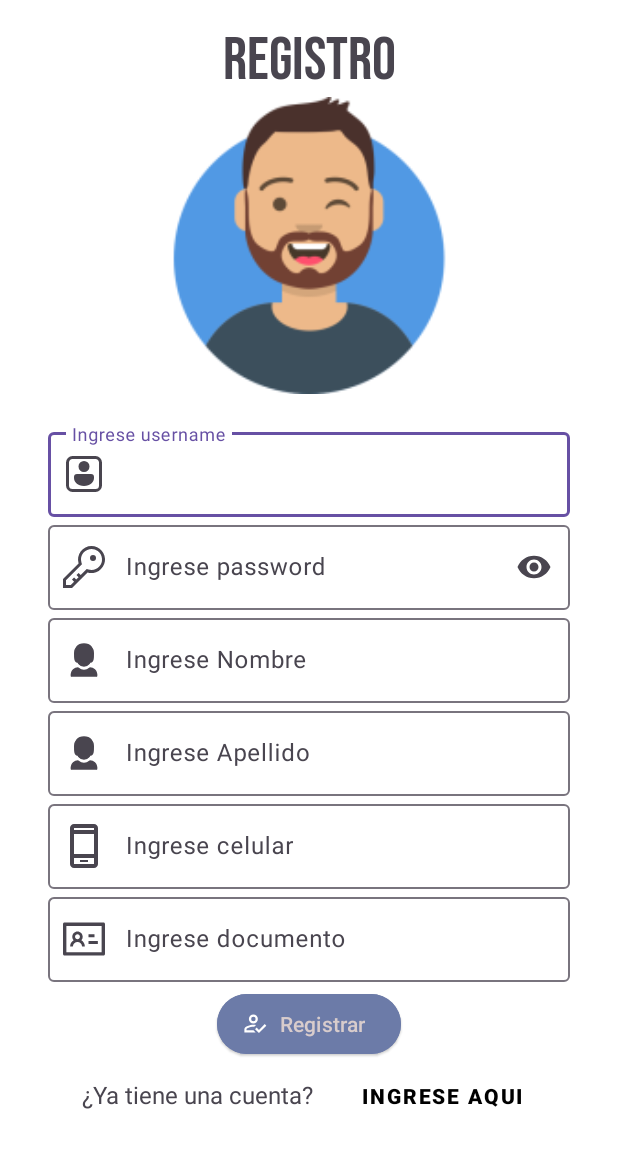
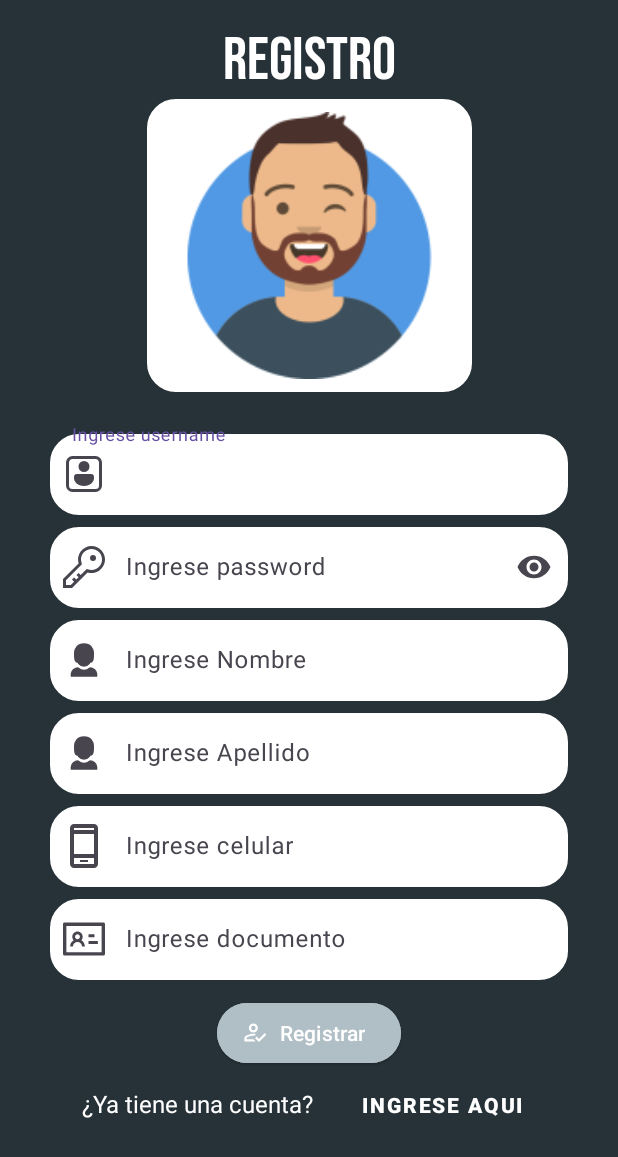
Before and after one commit to MarcoPadillaC98/NoTeCalles, an Android app: the RegistroActivity screen opened directly, with no data from a screen before it, on a phone screen of 412 x 824 dp. Shown: the top 1157 px of the screen. Run offline under Robolectric (Android 15) with nearby library versions, the light colour scheme and no system bars; our stand-ins replace Firebase (no records; nobody signed in at launch, a user with empty details on screens opened directly).

Commit message:
Colores a fragments

```diff
--- a/app/src/main/res/drawable/style_bordes_edittext.xml
+++ b/app/src/main/res/drawable/style_bordes_edittext.xml
@@ -3,7 +3,7 @@
 
     <stroke
         android:width="1sp"
-        android:color="#815555"
+        android:color="@color/blueGray"
         />
 
     <padding
@@ -15,7 +15,7 @@
     <corners
         android:radius="20dp"/>
     <solid
-        android:color="#815555"/>
+        android:color="@color/blueGray"/>
 
 
 
--- a/app/src/main/res/drawable/style_bordes_seleccion.xml
+++ b/app/src/main/res/drawable/style_bordes_seleccion.xml
@@ -3,7 +3,7 @@
 
     <stroke
         android:width="1sp"
-        android:color="#8F4F9FDD"
+        android:color="@color/blueGray"
         />
 
     <padding
@@ -15,7 +15,7 @@
     <corners
         android:radius="20dp"/>
     <solid
-        android:color="#8F4F9FDD"/>
+        android:color="@color/blueGray"/>
 
 
 
--- a/app/src/main/res/layout/activity_glaboral.xml
+++ b/app/src/main/res/layout/activity_glaboral.xml
@@ -46,7 +46,7 @@
     <TextView
         android:id="@+id/textView5"
         android:layout_width="345dp"
-        android:layout_height="167dp"
+        android:layout_height="175dp"
         android:layout_marginTop="60dp"
         android:text="El acoso laboral, también conocido como mobbing, se refiere a cualquier forma de conducta abusiva, repetitiva y persistente en el ámbito laboral, que tiene como objetivo intimidar, humillar, degradar o aislar a un trabajador. Esto puede manifestarse a través de acciones verbales, físicas o psicológicas, y suele generar un ambiente laboral hostil y perjudicial para la víctima."
         android:textAlignment="center"
--- a/app/src/main/res/layout/activity_login.xml
+++ b/app/src/main/res/layout/activity_login.xml
@@ -41,7 +41,6 @@
         android:layout_marginEnd="20dp"
         android:layout_marginTop="20dp"
         android:hint="Ingrese username"
-
         app:counterEnabled="false"
         app:counterMaxLength="20"
         app:layout_constraintEnd_toEndOf="parent"
--- a/app/src/main/res/layout/activity_registro.xml
+++ b/app/src/main/res/layout/activity_registro.xml
@@ -4,7 +4,7 @@
     xmlns:tools="http://schemas.android.com/tools"
     android:layout_width="match_parent"
     android:layout_height="match_parent"
-    android:background="@color/white"
+    android:background="@color/blueGray"
     tools:context=".RegistroActivity">
 
     <TextView
@@ -14,6 +14,7 @@
         android:layout_marginTop="16dp"
         android:fontFamily="@font/bebas_neue"
         android:text="Registro"
+        android:textColor="@color/white"
         android:textSize="40sp"
         app:layout_constraintEnd_toEndOf="parent"
         app:layout_constraintStart_toStartOf="parent"
@@ -23,12 +24,12 @@
         android:id="@+id/imgRegistro"
         android:layout_width="219dp"
         android:layout_height="198dp"
-        android:background="#FFFFFF"
         android:foregroundTint="#63FFFFFF"
         app:layout_constraintEnd_toEndOf="parent"
         app:layout_constraintStart_toStartOf="parent"
         app:layout_constraintTop_toBottomOf="@+id/txt_NTC"
-        app:srcCompat="@mipmap/img_registro_foreground" />
+        app:srcCompat="@mipmap/img_registro_foreground"
+        android:background="@drawable/style_bordes_etlogin"/>
 
     <com.google.android.material.textfield.TextInputLayout
         android:id="@+id/InputUsername"
@@ -48,6 +49,7 @@
 
         <com.google.android.material.textfield.TextInputEditText
             android:id="@+id/txtUsername"
+            android:background="@drawable/style_bordes_etlogin"
             android:layout_width="match_parent"
             android:layout_height="wrap_content"
             android:inputType="text"
@@ -76,7 +78,8 @@
             android:layout_width="match_parent"
             android:layout_height="wrap_content"
             android:inputType="textPassword"
-            android:maxLines="1"/>
+            android:maxLines="1"
+            android:background="@drawable/style_bordes_etlogin"/>
 
     </com.google.android.material.textfield.TextInputLayout>
 
@@ -96,7 +99,8 @@
         <com.google.android.material.textfield.TextInputEditText
             android:id="@+id/txtNombre"
             android:layout_width="match_parent"
-            android:layout_height="wrap_content" />
+            android:layout_height="wrap_content"
+            android:background="@drawable/style_bordes_etlogin"/>
 
     </com.google.android.material.textfield.TextInputLayout>
 
@@ -116,7 +120,8 @@
         <com.google.android.material.textfield.TextInputEditText
             android:id="@+id/txtApellido"
             android:layout_width="match_parent"
-            android:layout_height="wrap_content" />
+            android:layout_height="wrap_content"
+            android:background="@drawable/style_bordes_etlogin"/>
 
     </com.google.android.material.textfield.TextInputLayout>
     <com.google.android.material.textfield.TextInputLayout
@@ -136,7 +141,8 @@
             android:id="@+id/txtCelular"
             android:layout_width="match_parent"
             android:layout_height="wrap_content"
-            android:inputType="phone"/>
+            android:inputType="phone"
+            android:background="@drawable/style_bordes_etlogin"/>
 
     </com.google.android.material.textfield.TextInputLayout>
 
@@ -157,7 +163,8 @@
             android:id="@+id/txtDocumento"
             android:layout_width="match_parent"
             android:layout_height="wrap_content"
-            android:inputType="phone"/>
+            android:inputType="phone"
+            android:background="@drawable/style_bordes_etlogin"/>
 
     </com.google.android.material.textfield.TextInputLayout>
 
@@ -166,17 +173,18 @@
         style="@style/Widget.Material3.Button.ElevatedButton.Icon"
         android:layout_width="wrap_content"
         android:layout_height="wrap_content"
-        android:layout_marginTop="4dp"
-        android:backgroundTint="#6C7BA8"
+        android:layout_marginTop="10dp"
+        android:backgroundTint="#b0bec5"
         android:text="Registrar"
-        android:textColor="#D8CCCC"
+        android:textColor="@color/white"
+        android:textColorHighlight="#4caf50"
+        android:textColorHint="@color/blueGray"
         app:icon="@drawable/img_reg"
         app:iconTint="@color/white"
         app:layout_constraintEnd_toEndOf="parent"
         app:layout_constraintStart_toStartOf="parent"
         app:layout_constraintTop_toBottomOf="@+id/InputDocumento"
-        app:strokeColor="#00FFFFFF"
-        />
+        app:strokeColor="#4caf50" />
 
     <TextView
         android:id="@+id/tv_Notienecuenta"
@@ -185,6 +193,7 @@
         android:layout_marginTop="12dp"
         android:text="¿Ya tiene una cuenta?"
         android:textSize="16sp"
+        android:textColor="@color/white"
         app:layout_constraintEnd_toEndOf="parent"
         app:layout_constraintHorizontal_bias="0.212"
         app:layout_constraintStart_toStartOf="parent"
@@ -196,7 +205,7 @@
         android:layout_width="140dp"
         android:layout_height="48dp"
         android:text="Ingrese aqui"
-        android:textColor="#000000"
+        android:textColor="@color/white"
         android:textSize="14sp"
         android:textStyle="bold"
         app:layout_constraintEnd_toEndOf="parent"
--- a/app/src/main/res/layout/app_bar_inicio.xml
+++ b/app/src/main/res/layout/app_bar_inicio.xml
@@ -15,7 +15,7 @@
             android:id="@+id/toolbar"
             android:layout_width="match_parent"
             android:layout_height="?attr/actionBarSize"
-            android:background="@color/black"
+            android:background="@color/blueGray"
             app:popupTheme="@style/Theme.NoTeCalles.PopupOverlay" />
 
     </com.google.android.material.appbar.AppBarLayout>
--- a/app/src/main/res/layout/fragment_glosario.xml
+++ b/app/src/main/res/layout/fragment_glosario.xml
@@ -69,7 +69,7 @@
         android:layout_marginEnd="10dp"
         android:text="Seleccione el tipo del cual desea informacion:"
         android:textAlignment="viewStart"
-        android:textColor="#373535"
+        android:textColor="@color/white"
         android:textIsSelectable="false"
         android:textSize="16sp"
         android:textStyle="bold"
@@ -104,6 +104,7 @@
         android:text="Acoso callejero"
         android:textColor="#000000"
         app:icon="@drawable/img_info"
+        app:iconTint="@color/black"
         app:layout_constraintEnd_toEndOf="parent"
         app:layout_constraintHorizontal_bias="0.089"
         app:layout_constraintStart_toStartOf="parent"
@@ -119,7 +120,7 @@
         android:text="Acoso laboral"
         android:textColor="#000000"
         app:icon="@drawable/img_info"
-
+        app:iconTint="@color/black"
         app:layout_constraintEnd_toEndOf="parent"
         app:layout_constraintHorizontal_bias="0.083"
         app:layout_constraintStart_toStartOf="parent"
@@ -135,6 +136,7 @@
         android:text="Ciberacoso"
         android:textColor="#000000"
         app:icon="@drawable/img_info"
+        app:iconTint="@color/black"
         app:layout_constraintEnd_toEndOf="parent"
         app:layout_constraintHorizontal_bias="0.074"
         app:layout_constraintStart_toStartOf="parent"
--- a/app/src/main/res/layout/nav_header_inicio.xml
+++ b/app/src/main/res/layout/nav_header_inicio.xml
@@ -3,7 +3,7 @@
     xmlns:app="http://schemas.android.com/apk/res-auto"
     android:layout_width="match_parent"
     android:layout_height="@dimen/nav_header_height"
-    android:background="@color/black"
+    android:background="@color/blueGray"
     android:gravity="bottom"
     android:orientation="vertical"
     android:paddingLeft="@dimen/activity_horizontal_margin"
--- a/app/src/main/res/values/themes.xml
+++ b/app/src/main/res/values/themes.xml
@@ -6,8 +6,8 @@
     </style>
 
     <style name="Theme.NoTeCalles" parent="Base.Theme.NoTeCalles" >
-        <item name="android:statusBarColor" tools:targetApi="1">@color/black</item>
-        <item name="android:navigationBarColor">@color/black</item>
+        <item name="android:statusBarColor" tools:targetApi="1">@color/blueGray</item>
+        <item name="android:navigationBarColor">@color/blueGray</item>
 
     </style>
 
```
